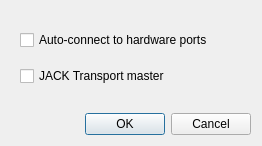
Before: the Qt Designer form resources/ui/carla_settings_driver.ui in falkTX/Carla, drawn with Qt 5.
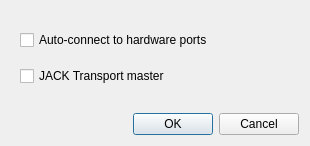
After: the same form once the commit is applied.

Patch:
```diff
--- a/resources/ui/carla_settings_driver.ui
+++ b/resources/ui/carla_settings_driver.ui
@@ -6,7 +6,7 @@
    <rect>
     <x>0</x>
     <y>0</y>
-    <width>262</width>
+    <width>310</width>
     <height>136</height>
    </rect>
   </property>
```
